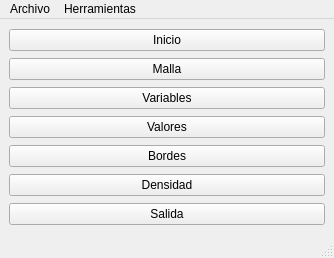
Qt form main_window/ui/main_window.ui (luisdavidrodm/PrePRODIC3D) before a commit.
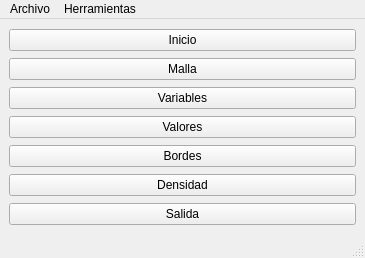
The same form after that commit. Icons and pictures are not drawn.

```diff
--- a/main_window/ui/main_window.ui
+++ b/main_window/ui/main_window.ui
@@ -6,7 +6,7 @@
    <rect>
     <x>0</x>
     <y>0</y>
-    <width>334</width>
+    <width>365</width>
     <height>258</height>
    </rect>
   </property>
@@ -75,7 +75,7 @@
     <rect>
      <x>0</x>
      <y>0</y>
-     <width>334</width>
+     <width>365</width>
      <height>22</height>
     </rect>
    </property>
```
